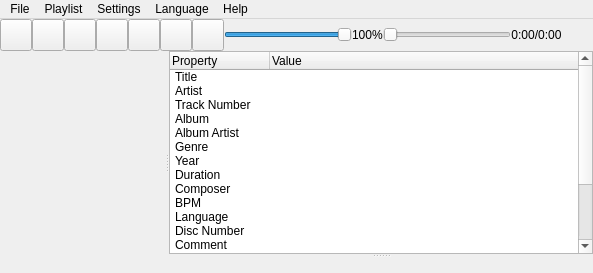
Old version of the form src/MainWindow/MainWindow.ui in the repository savannstm/revolutionary-audio-player.
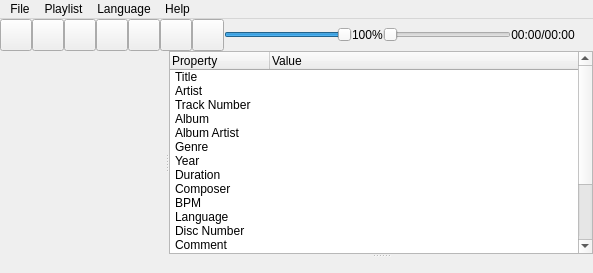
New version of the form. Icons and pictures are not drawn. Custom widgets are drawn as their Qt base class.

What changed in the file:
```diff
--- a/src/MainWindow/MainWindow.ui
+++ b/src/MainWindow/MainWindow.ui
@@ -444,7 +444,7 @@
           <string>&lt;html&gt;&lt;head/&gt;&lt;body&gt;&lt;p&gt;Progress&lt;/p&gt;&lt;/body&gt;&lt;/html&gt;</string>
          </property>
          <property name="text">
-          <string notr="true">0:00/0:00</string>
+          <string notr="true">00:00/00:00</string>
          </property>
          <property name="textFormat">
           <enum>Qt::TextFormat::PlainText</enum>
@@ -705,15 +705,8 @@
     <addaction name="actionRussian"/>
     <addaction name="actionEnglish"/>
    </widget>
-   <widget class="QMenu" name="menuSettings">
-    <property name="title">
-     <string>Settings</string>
-    </property>
-    <addaction name="actionSettings"/>
-   </widget>
    <addaction name="menuFile"/>
    <addaction name="menuPlaylist"/>
-   <addaction name="menuSettings"/>
    <addaction name="menuLanguage"/>
    <addaction name="menuAbout"/>
   </widget>
```
Left out of the diff: 36 changed lines with no effect on the pictures.
